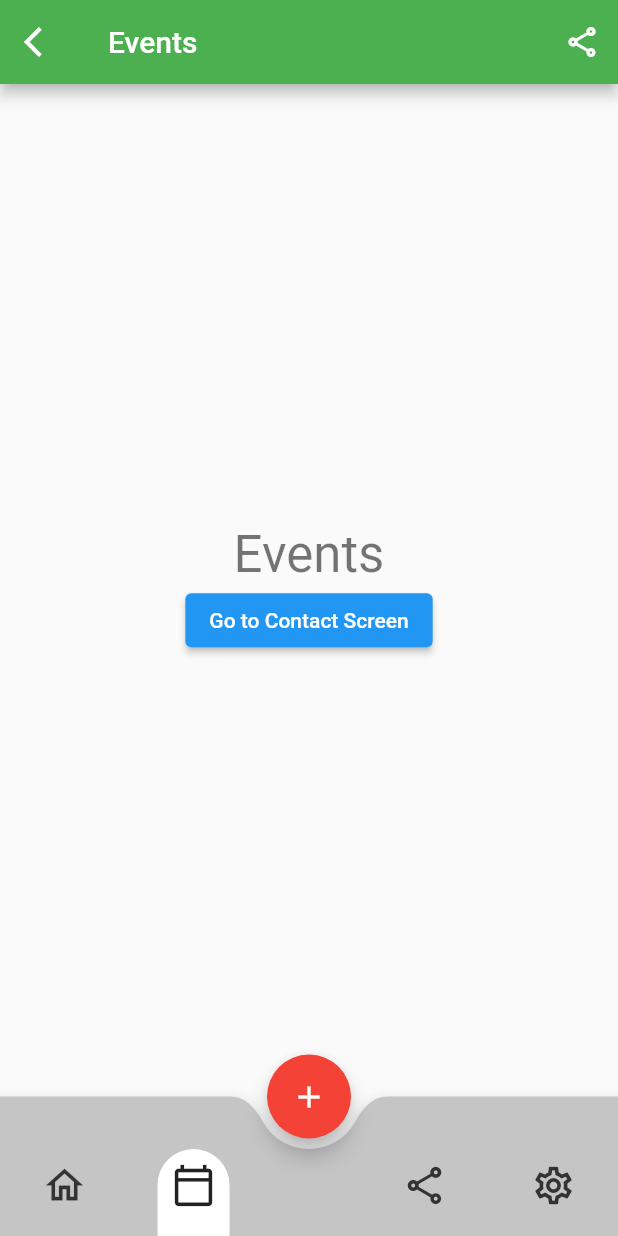
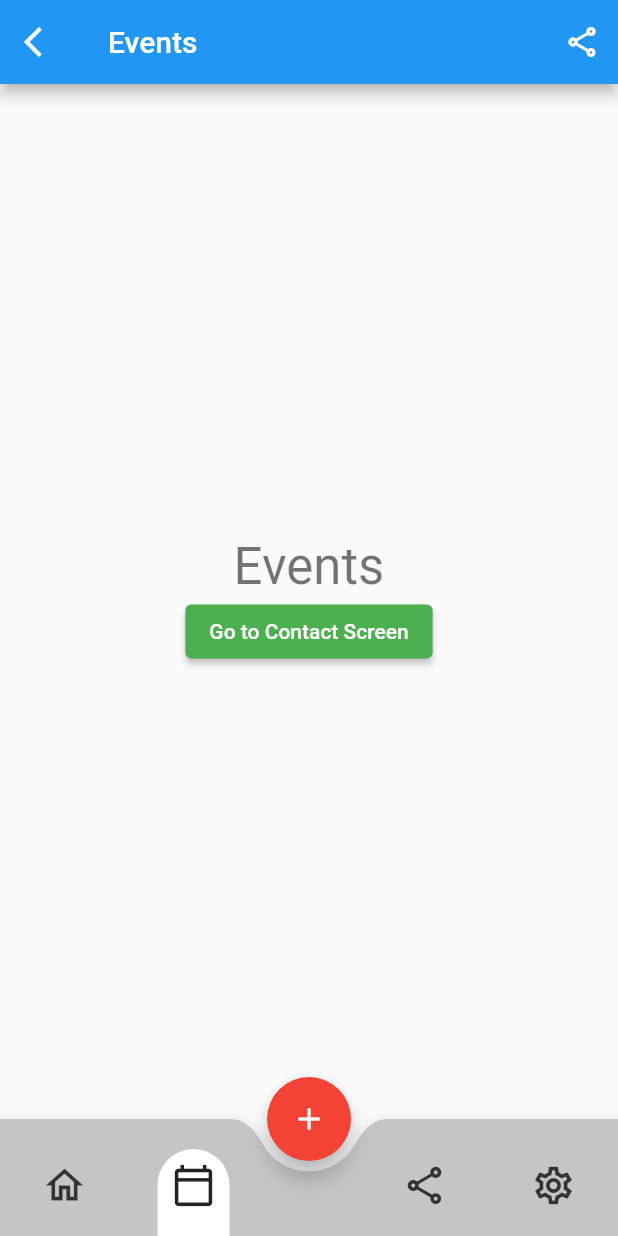
Before and after one commit to ducthuan1202/flutter-mobile, a Flutter app: the screen it shows after launch, item 3 of the bottom bar chosen, after a tap on the "calendar today" icon, on a phone screen of 412 x 824 dp. Run offline on Flutter 3.47's test engine with Material 2 defaults, Android fonts, the phone set to English and light mode, and no system bars; our stand-ins replace flutter_bloc, flutter_dotenv, graphql_flutter; generated files the repository leaves out were written again; network calls fail.

Commit message:
update core

```diff
--- a/lib/extends/curve_notched_rectangle.dart
+++ b/lib/extends/curve_notched_rectangle.dart
@@ -1,6 +1,7 @@
 import 'package:flutter/material.dart';
 import 'dart:math' as math;
 
+/// custom float action button notched
 class CurveNotchedRectangle extends NotchedShape {
   const CurveNotchedRectangle();
 
--- a/lib/main.dart
+++ b/lib/main.dart
@@ -1,21 +1,9 @@
 import 'package:flutter/material.dart';
 import 'package:flutter_dotenv/flutter_dotenv.dart';
-import 'package:mobile/bloc/language_cubit.dart';
-import 'package:mobile/providers/ap_language_provider.dart';
-import 'package:flutter_bloc/flutter_bloc.dart';
+import 'package:mobile/providers/app_root_provider.dart';
 
 Future main() async {
   await dotenv.load(fileName: '.env');
-  runApp(MyApp());
+
+  runApp(AppRootProvider());
 }
-
-class MyApp extends StatelessWidget {
-  @override
-  Widget build(BuildContext context) {
-    return BlocProvider(
-        create: (_) => LanguageCubit(),
-        child: BlocBuilder<LanguageCubit, Locale>(
-          builder: (_, locale) => AppLanguageProvider(locale: locale),
-        ));
-  }
-}
--- a/lib/providers/ap_language_provider.dart
+++ b/lib/providers/app_config.dart
@@ -1,30 +1,31 @@
 import 'package:flutter/material.dart';
 import 'package:flutter_gen/gen_l10n/app_localizations.dart';
-import 'package:mobile/providers/app_graphql_provider.dart';
 import 'package:mobile/utils/routes.dart';
 
-class AppLanguageProvider extends StatelessWidget {
+class AppConfig extends StatelessWidget {
   final Locale locale;
-  AppLanguageProvider({Key? key,
-    required this.locale,
-  }) : super(key: key);
+
+  AppConfig({Key? key, required this.locale}) : super(key: key);
 
   @override
   Widget build(BuildContext context) {
-    return AppGraphQLProvider(
-        child: MaterialApp(
+    return MaterialApp(
       debugShowCheckedModeBanner: false,
       locale: locale,
       localizationsDelegates: AppLocalizations.localizationsDelegates,
       supportedLocales: AppLocalizations.supportedLocales,
       theme: ThemeData(
-        primarySwatch: Colors.blue,
+        // ElevatedButton color
+        primarySwatch: Colors.green,
+        // AppBar background
+        primaryColor: Colors.blue,
+        // float button color
         accentColor: Colors.red,
-        primaryColor: Colors.green
+        // bottom app bar color
+        bottomAppBarColor: Colors.grey,
       ),
-      initialRoute: URL_WELCOME,
+      initialRoute: URL_EVENTS,
       routes: AppRoutes,
-    )
     );
   }
 }
--- /dev/null
+++ b/lib/providers/app_language_provider.dart
@@ -0,0 +1,19 @@
+import 'package:flutter/material.dart';
+import 'package:mobile/providers/app_config.dart';
+import 'package:mobile/providers/app_graphql_provider.dart';
+
+class AppLanguageProvider extends StatelessWidget {
+  final Locale locale;
+
+  AppLanguageProvider({
+    Key? key,
+    required this.locale,
+  }) : super(key: key);
+
+  @override
+  Widget build(BuildContext context) {
+    return AppGraphQLProvider(
+      child: AppConfig(locale: locale),
+    );
+  }
+}
--- /dev/null
+++ b/lib/providers/app_root_provider.dart
@@ -0,0 +1,19 @@
+import 'package:flutter/material.dart';
+import 'package:mobile/bloc/language_cubit.dart';
+import 'package:mobile/providers/app_language_provider.dart';
+import 'package:flutter_bloc/flutter_bloc.dart';
+
+class AppRootProvider extends StatelessWidget {
+  const AppRootProvider({Key? key}) : super(key: key);
+
+  @override
+  Widget build(BuildContext context) {
+
+    return BlocProvider(
+      create: (_) => LanguageCubit(),
+      child: BlocBuilder<LanguageCubit, Locale>(
+        builder: (_, locale) => AppLanguageProvider(locale: locale),
+      ),
+    );
+  }
+}
--- a/lib/screens/contacts/index.dart
+++ b/lib/screens/contacts/index.dart
@@ -1,23 +1,25 @@
 import 'package:flutter/material.dart';
 import 'package:mobile/utils/main_layout.dart';
 import 'package:mobile/utils/routes.dart';
+import 'package:mobile/utils/translation.dart';
 
 class ContactsScreen extends StatelessWidget {
   const ContactsScreen({Key? key}) : super(key: key);
 
   @override
   Widget build(BuildContext context) {
+    final String txt = Translation.text(context).tooltipMenuShare;
     return MainLayout(
       appBar: AppBar(
         leading: Icon(Icons.arrow_back_ios),
-        title: Text('Contacts'),
+        title: Text(txt),
       ),
       child: Center(
         child: Column(
           mainAxisAlignment: MainAxisAlignment.center,
           children: [
             Text(
-              'Contacts',
+              txt,
               style: Theme.of(context).textTheme.headline4,
             ),
             ElevatedButton(onPressed: (){
@@ -28,7 +30,7 @@ class ContactsScreen extends StatelessWidget {
       ),
       floatButton: FloatingActionButton(
         onPressed: (){
-          print('Contacts');
+          print(txt);
         },
         child: Icon(Icons.add),
       ),
--- a/lib/screens/events/index.dart
+++ b/lib/screens/events/index.dart
@@ -1,16 +1,19 @@
 import 'package:flutter/material.dart';
 import 'package:mobile/utils/main_layout.dart';
 import 'package:mobile/utils/routes.dart';
+import 'package:mobile/utils/translation.dart';
 
 class EventsScreen extends StatelessWidget {
   const EventsScreen({Key? key}) : super(key: key);
 
   @override
   Widget build(BuildContext context) {
+    final String txt = Translation.text(context).tooltipMenuEvents;
+
     return MainLayout(
       appBar: AppBar(
         leading: Icon(Icons.arrow_back_ios),
-        title: Text('Events'),
+        title: Text(txt),
         actions: [
           IconButton(onPressed: () => print('share'), icon: Icon(Icons.share_outlined)),
         ],
@@ -20,7 +23,7 @@ class EventsScreen extends StatelessWidget {
           mainAxisAlignment: MainAxisAlignment.center,
           children: [
             Text(
-              'Events',
+              txt,
               style: Theme.of(context).textTheme.headline4,
             ),
             ElevatedButton(onPressed: (){
@@ -31,7 +34,7 @@ class EventsScreen extends StatelessWidget {
       ),
       floatButton: FloatingActionButton(
         onPressed: (){
-          print('Events');
+          print(txt);
         },
         child: Icon(Icons.add),
       ),
--- a/lib/screens/welcome/index.dart
+++ b/lib/screens/welcome/index.dart
@@ -1,7 +1,6 @@
 import 'package:flutter/material.dart';
 import 'package:mobile/utils/empty_layout.dart';
 import 'package:mobile/utils/routes.dart';
-import 'package:mobile/widgets/buttons/app_outline_button.dart';
 import 'package:mobile/widgets/buttons/app_outline_button_only_text.dart';
 
 class WelcomeScreen extends StatelessWidget {
@@ -9,13 +8,11 @@ class WelcomeScreen extends StatelessWidget {
 
   @override
   Widget build(BuildContext context) {
-    Future.delayed(Duration(seconds: 3), () => {
-      Navigator.pushNamed(context, URL_HOME)
-    });
 
     return EmptyLayout(
         appBar: AppBar(
           title: Text('Welcome'),
+          centerTitle: true,
         ),
         child: Column(
           children: [
@@ -29,20 +26,18 @@ class WelcomeScreen extends StatelessWidget {
             SizedBox(height: 30),
 
             AppOutlineButtonOnlyText(
-              width: 120.0,
-              height: 40.0,
               borderColor: Colors.blueGrey,
-              text: 'REGISTER',
-              onPressed: () => print('REGISTER'),
+              text: 'register',
+              onPressed: () => Navigator.pushNamed(context, URL_EVENTS),
+              isUppercase: true,
             ),
 
             SizedBox(height: 30),
             AppOutlineButtonOnlyText(
-              width: 120.0,
-              height: 40.0,
               borderColor: Colors.blueGrey,
               text: 'Login',
-              onPressed: () => print('login'),
+              onPressed: () => Navigator.pushNamed(context, URL_HOME),
+              isUppercase: true,
             ),
 
             SizedBox(height: 30),
--- /dev/null
+++ b/lib/utils/translation.dart
@@ -0,0 +1,8 @@
+import 'package:flutter/material.dart';
+import 'package:flutter_gen/gen_l10n/app_localizations.dart';
+
+class Translation {
+  static AppLocalizations text(BuildContext context) {
+    return AppLocalizations.of(context)!;
+  }
+}
--- a/lib/widgets/bottom_navbar/fab_icon.dart
+++ b/lib/widgets/bottom_navbar/fab_icon.dart
@@ -24,7 +24,7 @@ class FABIcon extends StatelessWidget {
     final color = active ? Colors.black87 : Color(navIconColor);
 
     return Container(
-      margin: EdgeInsets.only(top: 35),
+      margin: EdgeInsets.only(top: 20),
       padding: EdgeInsets.only(bottom: 10),
       decoration: BoxDecoration(
         color: background,
--- a/lib/widgets/bottom_navbar/index.dart
+++ b/lib/widgets/bottom_navbar/index.dart
@@ -2,6 +2,7 @@ import 'package:flutter/material.dart';
 import 'package:mobile/extends/curve_notched_rectangle.dart';
 import 'package:mobile/utils/constants.dart';
 import 'package:mobile/utils/routes.dart';
+import 'package:mobile/utils/translation.dart';
 import 'package:mobile/widgets/bottom_navbar/fab_icon.dart';
 
 class BottomNavBar extends StatelessWidget {
@@ -19,6 +20,7 @@ class BottomNavBar extends StatelessWidget {
         children: [
           FABIcon(
             icon: const Icon(Icons.home_outlined),
+            tooltip: Translation.text(context).tooltipMenuHome,
             onPressed: () {
               if(currentURl != URL_HOME){
                 Navigator.pushNamed(context, URL_HOME);
@@ -28,6 +30,7 @@ class BottomNavBar extends StatelessWidget {
           ),
           FABIcon(
             icon: const Icon(Icons.calendar_today_outlined),
+            tooltip: Translation.text(context).tooltipMenuEvents,
             onPressed: () {
               if(currentURl != URL_EVENTS){
                 Navigator.pushNamed(context, URL_EVENTS);
@@ -38,6 +41,7 @@ class BottomNavBar extends StatelessWidget {
           SizedBox(width: 30),
           FABIcon(
             icon: const Icon(Icons.share_outlined),
+            tooltip: Translation.text(context).tooltipMenuShare,
             onPressed: () {
               if(currentURl != URL_CONTACTS){
                 Navigator.pushNamed(context, URL_CONTACTS);
@@ -47,6 +51,7 @@ class BottomNavBar extends StatelessWidget {
           ),
           FABIcon(
             icon: const Icon(Icons.settings_outlined),
+            tooltip: Translation.text(context).tooltipMenuSettings,
             onPressed: () {
               if(currentURl != URL_SETTINGS){
                 Navigator.pushNamed(context, URL_SETTINGS);
```
Also changed, not shown: lib/graphql/mutations/login.dart (added, +9 -0 lines), lib/graphql/queries/countries.dart (+14 -5 lines), lib/l10n/app_en.arb (+25 -4 lines), lib/l10n/app_vi.arb (+26 -2 lines), lib/screens/home/index.dart (+10 -4 lines), lib/screens/settings/index.dart (+6 -2 lines), lib/widgets/buttons/app_outline_button_only_text.dart (+14 -11 lines).
